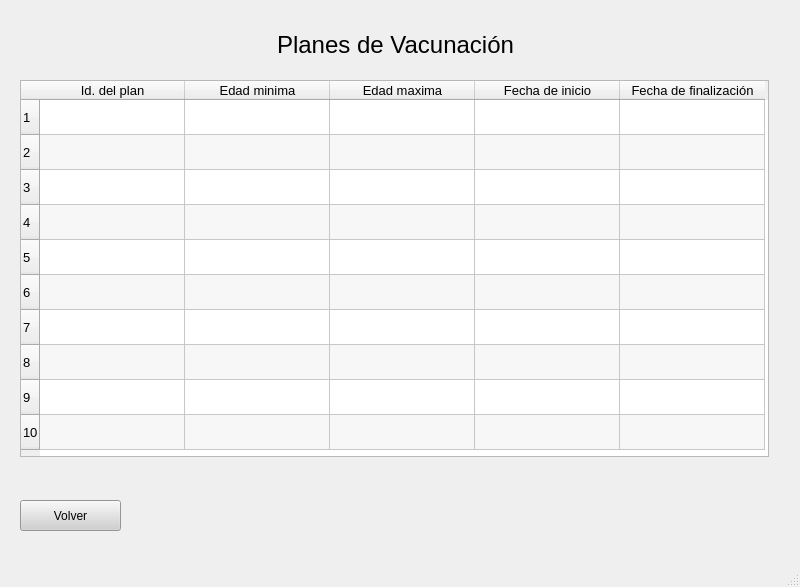
alpha231/UNAL_POO_2021-1, file frontend/user_interface/consultaTodoPlan.ui: the form before one commit.
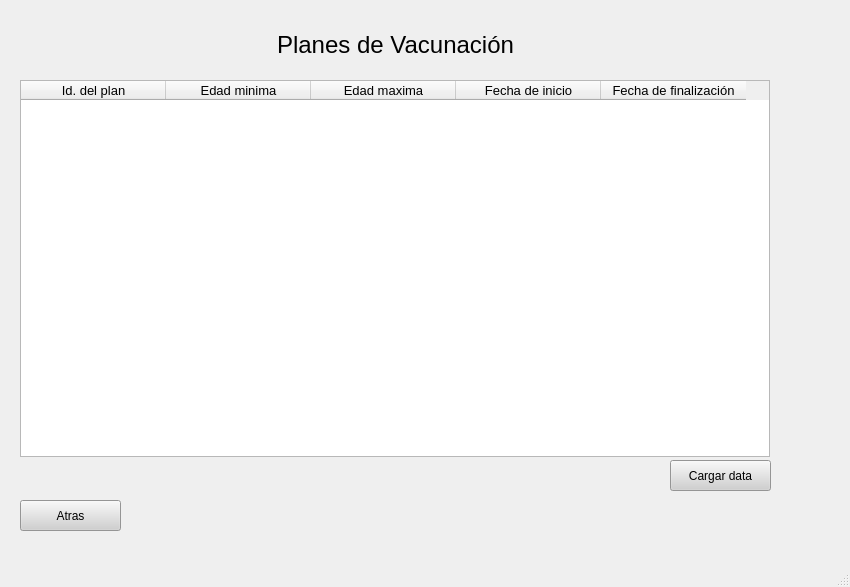
The form after the commit.

What changed in the file:
```diff
--- a/frontend/user_interface/consultaTodoPlan.ui
+++ b/frontend/user_interface/consultaTodoPlan.ui
@@ -6,7 +6,7 @@
    <rect>
     <x>0</x>
     <y>0</y>
-    <width>800</width>
+    <width>850</width>
     <height>587</height>
    </rect>
   </property>
@@ -32,7 +32,7 @@
      <rect>
       <x>20</x>
       <y>80</y>
-      <width>749</width>
+      <width>750</width>
       <height>377</height>
      </rect>
     </property>
@@ -65,6 +65,9 @@
     <property name="cornerButtonEnabled">
      <bool>true</bool>
     </property>
+    <property name="rowCount">
+     <number>0</number>
+    </property>
     <attribute name="horizontalHeaderCascadingSectionResizes">
      <bool>false</bool>
     </attribute>
@@ -74,56 +77,6 @@
     <attribute name="verticalHeaderDefaultSectionSize">
      <number>35</number>
     </attribute>
-    <row>
-     <property name="text">
-      <string>1</string>
-     </property>
-    </row>
-    <row>
-     <property name="text">
-      <string>2</string>
-     </property>
-    </row>
-    <row>
-     <property name="text">
-      <string>3</string>
-     </property>
-    </row>
-    <row>
-     <property name="text">
-      <string>4</string>
-     </property>
-    </row>
-    <row>
-     <property name="text">
-      <string>5</string>
-     </property>
-    </row>
-    <row>
-     <property name="text">
-      <string>6</string>
-     </property>
-    </row>
-    <row>
-     <property name="text">
-      <string>7</string>
-     </property>
-    </row>
-    <row>
-     <property name="text">
-      <string>8</string>
-     </property>
-    </row>
-    <row>
-     <property name="text">
-      <string>9</string>
-     </property>
-    </row>
-    <row>
-     <property name="text">
-      <string>10</string>
-     </property>
-    </row>
     <column>
      <property name="text">
       <string>Id. del plan</string>
@@ -163,7 +116,7 @@
      <string notr="true">background-color: rgb(208, 208, 208);</string>
     </property>
     <property name="text">
-     <string>Volver</string>
+     <string>Atras</string>
     </property>
    </widget>
    <widget class="QLabel" name="label_2">
@@ -179,6 +132,22 @@
      <string>&lt;html&gt;&lt;head/&gt;&lt;body&gt;&lt;p align=&quot;center&quot;&gt;&lt;br/&gt;&lt;/p&gt;&lt;/body&gt;&lt;/html&gt;</string>
     </property>
    </widget>
+   <widget class="QPushButton" name="btnBuscar">
+    <property name="geometry">
+     <rect>
+      <x>670</x>
+      <y>460</y>
+      <width>101</width>
+      <height>31</height>
+     </rect>
+    </property>
+    <property name="styleSheet">
+     <string notr="true">background-color: rgb(208, 208, 208);</string>
+    </property>
+    <property name="text">
+     <string>Cargar data</string>
+    </property>
+   </widget>
   </widget>
   <widget class="QStatusBar" name="statusbar"/>
  </widget>
```
Left out of the diff: 2 changed lines with no effect on the pictures.
